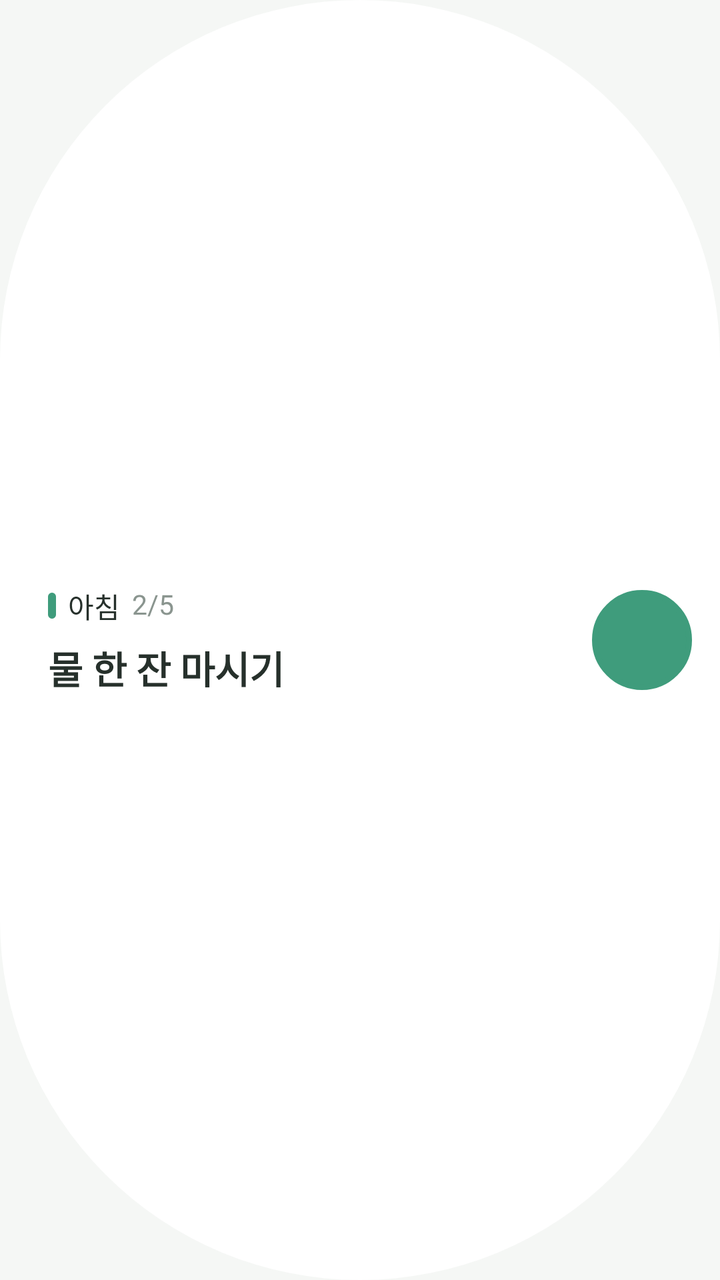
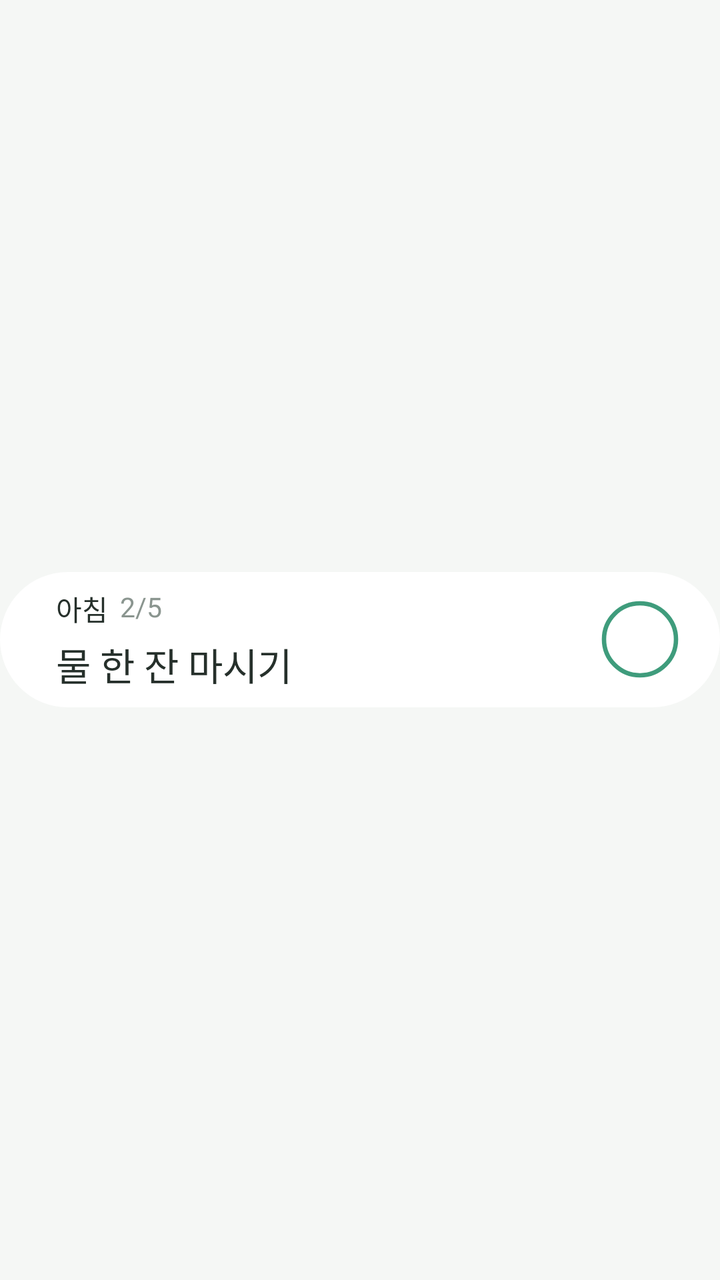

Screens rendered from an Android XML layout before and after an edit, with the pre-edit source and the edit as a unified diff.
<!-- AndroidManifest.xml: application theme AppTheme -->
<!-- res/layout/widget_small.xml -->
<?xml version="1.0" encoding="utf-8"?>
<FrameLayout xmlns:android="http://schemas.android.com/apk/res/android"
    android:layout_width="match_parent" android:layout_height="match_parent">
  <FrameLayout android:layout_width="match_parent" android:layout_height="match_parent">
    <ImageView android:id="@+id/widgetBgImg" android:layout_width="match_parent" android:layout_height="match_parent"
        android:scaleType="fitXY" android:src="@drawable/widget_capsule" />
    <LinearLayout android:layout_width="match_parent" android:layout_height="match_parent"
        android:orientation="horizontal" android:gravity="center_vertical"
        android:paddingStart="24dp" android:paddingEnd="12dp" android:paddingTop="8dp" android:paddingBottom="8dp">
        <LinearLayout android:id="@+id/smallMain" android:layout_width="0dp" android:layout_height="wrap_content" android:layout_weight="1"
            android:orientation="vertical" android:gravity="center_vertical">
            <LinearLayout android:layout_width="match_parent" android:layout_height="wrap_content"
                android:orientation="horizontal" android:gravity="center_vertical">
                <ImageView android:id="@+id/smallBar" android:layout_width="4dp" android:layout_height="15dp" android:src="@drawable/widget_vbar" android:tint="#3F9C7C" />
                <TextView android:id="@+id/smallTitle" android:layout_width="wrap_content" android:layout_height="wrap_content"
                    android:layout_marginStart="6dp" android:fontFamily="@font/pretendard_semibold" android:includeFontPadding="false"
                    android:textSize="14sp" android:maxLines="1" android:ellipsize="end" android:text="아침" android:textColor="#26302B" />
                <TextView android:id="@+id/smallCount" android:layout_width="wrap_content" android:layout_height="wrap_content"
                    android:layout_marginStart="6dp" android:fontFamily="@font/pretendard_regular" android:includeFontPadding="false"
                    android:textSize="13.5sp" android:maxLines="1" android:text="2/5" android:textColor="#8A958F" />
            </LinearLayout>
            <TextView android:id="@+id/smallName" android:layout_width="match_parent" android:layout_height="wrap_content"
                android:layout_marginTop="7dp" android:fontFamily="@font/pretendard_semibold" android:includeFontPadding="false"
                android:textSize="19sp" android:textStyle="bold" android:maxLines="1" android:ellipsize="end" android:text="물 한 잔 마시기" android:textColor="#26302B" />
            <Chronometer android:id="@+id/smallChrono" android:layout_width="wrap_content" android:layout_height="wrap_content"
                android:layout_marginTop="7dp" android:fontFamily="@font/pretendard_semibold" android:includeFontPadding="false"
                android:textSize="20sp" android:textStyle="bold" android:visibility="gone" />
        </LinearLayout>
        <FrameLayout android:id="@+id/smallBtn" android:layout_width="54dp" android:layout_height="54dp" android:layout_marginStart="6dp">
            <ImageView android:id="@+id/smallBtnBg" android:layout_width="50dp" android:layout_height="50dp" android:layout_gravity="center" android:src="@drawable/widget_ring_big" android:tint="#3F9C7C" />
            <TextView android:id="@+id/smallBtnText" android:layout_width="wrap_content" android:layout_height="wrap_content" android:layout_gravity="center"
                android:fontFamily="@font/pretendard_semibold" android:includeFontPadding="false" android:textSize="14sp" />
            <ImageView android:id="@+id/smallBtnIc" android:layout_width="24dp" android:layout_height="24dp" android:layout_gravity="center" android:src="@drawable/ic_w_check" android:visibility="gone" />
        </FrameLayout>
    </LinearLayout>
  </FrameLayout>
</FrameLayout>
<!-- resources referenced by this layout -->
<resources>
  <!-- drawable ic_w_check (drawable) -->
  <?xml version="1.0" encoding="utf-8"?>
  <vector xmlns:android="http://schemas.android.com/apk/res/android" android:width="20dp" android:height="20dp" android:viewportWidth="24" android:viewportHeight="24">
      <path android:pathData="M5,12.5l4.5,4.5L19,7.5" android:strokeColor="#FFFFFFFF" android:strokeWidth="2.6" android:strokeLineCap="round" android:strokeLineJoin="round" android:fillColor="#00000000" />
  </vector>
  <!-- drawable widget_capsule (drawable) -->
  <?xml version="1.0" encoding="utf-8"?>
  <shape xmlns:android="http://schemas.android.com/apk/res/android" android:shape="rectangle">
      <solid android:color="#FFFFFFFF" />
      <corners android:radius="200dp" />
  </shape>
  <!-- drawable widget_ring_big (drawable) -->
  <?xml version="1.0" encoding="utf-8"?>
  <shape xmlns:android="http://schemas.android.com/apk/res/android" android:shape="oval">
      <stroke android:width="2.2dp" android:color="#FFFFFFFF" />
      <size android:width="40dp" android:height="40dp" />
  </shape>
  <!-- drawable widget_vbar (drawable) -->
  <?xml version="1.0" encoding="utf-8"?>
  <shape xmlns:android="http://schemas.android.com/apk/res/android" android:shape="rectangle">
      <solid android:color="#FFFFFFFF" />
      <corners android:radius="2dp" />
      <size android:width="4dp" android:height="13dp" />
  </shape>
  <style name="AppTheme" parent="Theme.AppCompat.DayNight.NoActionBar">
          <item name="android:windowBackground">@color/appBg</item>
      </style>
  <color name="appBg">#F5F7F5</color>
</resources>

<!-- the commit's change to res/layout/widget_small.xml (unified diff, before → after) -->
@@ -1,33 +1,32 @@
 <?xml version="1.0" encoding="utf-8"?>
 <FrameLayout xmlns:android="http://schemas.android.com/apk/res/android"
     android:layout_width="match_parent" android:layout_height="match_parent">
-  <FrameLayout android:layout_width="match_parent" android:layout_height="match_parent">
+  <FrameLayout android:layout_width="match_parent" android:layout_height="wrap_content" android:layout_gravity="center_vertical">
     <ImageView android:id="@+id/widgetBgImg" android:layout_width="match_parent" android:layout_height="match_parent"
         android:scaleType="fitXY" android:src="@drawable/widget_capsule" />
-    <LinearLayout android:layout_width="match_parent" android:layout_height="match_parent"
+    <LinearLayout android:layout_width="match_parent" android:layout_height="wrap_content"
         android:orientation="horizontal" android:gravity="center_vertical"
-        android:paddingStart="24dp" android:paddingEnd="12dp" android:paddingTop="8dp" android:paddingBottom="8dp">
+        android:paddingStart="28dp" android:paddingEnd="16dp" android:paddingTop="8dp" android:paddingBottom="8dp">
         <LinearLayout android:id="@+id/smallMain" android:layout_width="0dp" android:layout_height="wrap_content" android:layout_weight="1"
-            android:orientation="vertical" android:gravity="center_vertical">
+            android:orientation="vertical" android:gravity="start|center_vertical">
             <LinearLayout android:layout_width="match_parent" android:layout_height="wrap_content"
                 android:orientation="horizontal" android:gravity="center_vertical">
-                <ImageView android:id="@+id/smallBar" android:layout_width="4dp" android:layout_height="15dp" android:src="@drawable/widget_vbar" android:tint="#3F9C7C" />
                 <TextView android:id="@+id/smallTitle" android:layout_width="wrap_content" android:layout_height="wrap_content"
-                    android:layout_marginStart="6dp" android:fontFamily="@font/pretendard_semibold" android:includeFontPadding="false"
+                    android:fontFamily="@font/pretendard_semibold" android:includeFontPadding="false"
                     android:textSize="14sp" android:maxLines="1" android:ellipsize="end" android:text="아침" android:textColor="#26302B" />
                 <TextView android:id="@+id/smallCount" android:layout_width="wrap_content" android:layout_height="wrap_content"
                     android:layout_marginStart="6dp" android:fontFamily="@font/pretendard_regular" android:includeFontPadding="false"
                     android:textSize="13.5sp" android:maxLines="1" android:text="2/5" android:textColor="#8A958F" />
             </LinearLayout>
             <TextView android:id="@+id/smallName" android:layout_width="match_parent" android:layout_height="wrap_content"
-                android:layout_marginTop="7dp" android:fontFamily="@font/pretendard_semibold" android:includeFontPadding="false"
-                android:textSize="19sp" android:textStyle="bold" android:maxLines="1" android:ellipsize="end" android:text="물 한 잔 마시기" android:textColor="#26302B" />
+                android:layout_marginTop="4dp" android:fontFamily="@font/pretendard_semibold" android:includeFontPadding="false"
+                android:textSize="19sp" android:gravity="start" android:maxLines="1" android:ellipsize="end" android:text="물 한 잔 마시기" android:textColor="#26302B" />
             <Chronometer android:id="@+id/smallChrono" android:layout_width="wrap_content" android:layout_height="wrap_content"
-                android:layout_marginTop="7dp" android:fontFamily="@font/pretendard_semibold" android:includeFontPadding="false"
-                android:textSize="20sp" android:textStyle="bold" android:visibility="gone" />
+                android:layout_marginTop="4dp" android:fontFamily="@font/pretendard_semibold" android:includeFontPadding="false"
+                android:textSize="20sp" android:gravity="start" android:visibility="gone" />
         </LinearLayout>
-        <FrameLayout android:id="@+id/smallBtn" android:layout_width="54dp" android:layout_height="54dp" android:layout_marginStart="6dp">
-            <ImageView android:id="@+id/smallBtnBg" android:layout_width="50dp" android:layout_height="50dp" android:layout_gravity="center" android:src="@drawable/widget_ring_big" android:tint="#3F9C7C" />
+        <FrameLayout android:id="@+id/smallBtn" android:layout_width="48dp" android:layout_height="48dp" android:layout_marginStart="6dp">
+            <ImageView android:id="@+id/smallBtnBg" android:layout_width="40dp" android:layout_height="40dp" android:layout_gravity="center" android:src="@drawable/widget_ring_big" android:tint="#3F9C7C" />
             <TextView android:id="@+id/smallBtnText" android:layout_width="wrap_content" android:layout_height="wrap_content" android:layout_gravity="center"
                 android:fontFamily="@font/pretendard_semibold" android:includeFontPadding="false" android:textSize="14sp" />
             <ImageView android:id="@+id/smallBtnIc" android:layout_width="24dp" android:layout_height="24dp" android:layout_gravity="center" android:src="@drawable/ic_w_check" android:visibility="gone" />
<!-- resource entries referenced after the edit -->
@@ -13,17 +13,13 @@
   </shape>
   <!-- drawable widget_ring_big (drawable) -->
   <?xml version="1.0" encoding="utf-8"?>
-  <shape xmlns:android="http://schemas.android.com/apk/res/android" android:shape="oval">
-      <stroke android:width="2.2dp" android:color="#FFFFFFFF" />
-      <size android:width="40dp" android:height="40dp" />
-  </shape>
-  <!-- drawable widget_vbar (drawable) -->
-  <?xml version="1.0" encoding="utf-8"?>
-  <shape xmlns:android="http://schemas.android.com/apk/res/android" android:shape="rectangle">
-      <solid android:color="#FFFFFFFF" />
-      <corners android:radius="2dp" />
-      <size android:width="4dp" android:height="13dp" />
-  </shape>
+  <vector xmlns:android="http://schemas.android.com/apk/res/android"
+      android:width="40dp" android:height="40dp"
+      android:viewportWidth="40" android:viewportHeight="40">
+      <path android:fillColor="#00000000" android:strokeColor="#FFFFFFFF"
+          android:strokeWidth="2.2"
+          android:pathData="M20,2 A18,18 0,1 1,20 38 A18,18 0,1 1,20 2 Z" />
+  </vector>
   <style name="AppTheme" parent="Theme.AppCompat.DayNight.NoActionBar">
           <item name="android:windowBackground">@color/appBg</item>
       </style>
